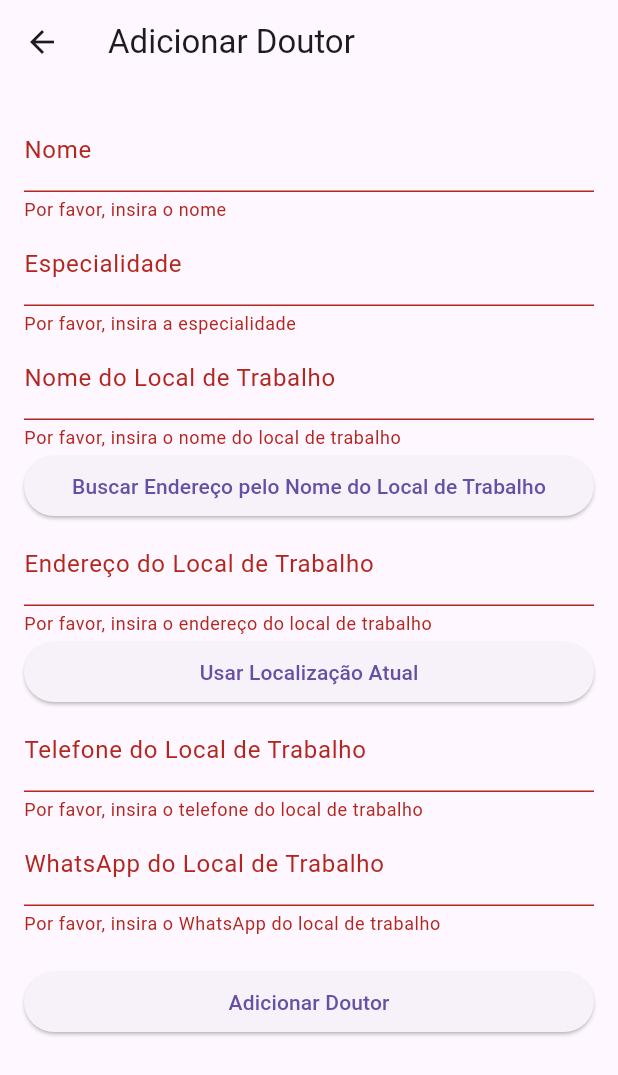
After one commit to julimeimei/projeto_mobile_2024, a Flutter app: the AddDoctorScreen screen opened directly, after a tap on "Adicionar Doutor", on a phone screen of 412 x 824 dp. The commit adds this screen. Shown: the top 1075 px of the screen. Run offline on Flutter 3.47's test engine with Material 3 defaults, Android fonts, the phone set to English and light mode, and no system bars; our stand-ins replace firebase_auth, firebase_core, firebase_database, flutter_local_notifications, fluttertoast, font_awesome_flutter and 8 more; missing offline and left inert: android_alarm_manager_plus, device_calendar; accounts and stored records are empty; network calls fail.

Commit message:
feature:add-native-resources

```diff
--- /dev/null
+++ b/lib/view/appointment/AddDoctorScreen.dart
@@ -0,0 +1,208 @@
+import 'dart:convert';
+import 'package:flutter/material.dart';
+import 'package:http/http.dart' as http;
+import 'package:location/location.dart' as loc;
+import 'package:projeto_mobile/provider/appointment/Doctor.provider.dart';
+import 'package:provider/provider.dart';
+import 'package:projeto_mobile/model/Doctor.model.dart';
+import 'package:projeto_mobile/model/Workplace.model.dart';
+
+class AddDoctorScreen extends StatefulWidget {
+  @override
+  _AddDoctorScreenState createState() => _AddDoctorScreenState();
+}
+
+class _AddDoctorScreenState extends State<AddDoctorScreen> {
+  final _formKey = GlobalKey<FormState>();
+  final _nameController = TextEditingController();
+  final _specialtyController = TextEditingController();
+  final _workplaceNameController = TextEditingController();
+  final _workplaceAddressController = TextEditingController();
+  final _workplacePhoneController = TextEditingController();
+  final _workplaceWhatsappController = TextEditingController();
+
+  final String _googleApiKey = 'AIzaSyAQJpKbMw1KwgeNl38WimhBrb_OSmPQrCc';
+
+  Future<void> _getAddressFromName() async {
+    try {
+      final url =
+          'https://maps.googleapis.com/maps/api/geocode/json?address=${Uri.encodeComponent(_workplaceNameController.text)}&key=$_googleApiKey';
+
+      final response = await http.get(Uri.parse(url));
+      final data = json.decode(response.body);
+
+      if (data['status'] == 'OK' && data['results'].isNotEmpty) {
+        final address = data['results'][0]['formatted_address'];
+        setState(() {
+          _workplaceAddressController.text = address;
+        });
+      } else {
+        ScaffoldMessenger.of(context).showSnackBar(
+          SnackBar(content: Text('Endereço não encontrado.')),
+        );
+      }
+    } catch (error) {
+      ScaffoldMessenger.of(context).showSnackBar(
+        SnackBar(content: Text('Erro ao buscar endereço: $error')),
+      );
+    }
+  }
+
+  Future<void> _getCurrentLocation() async {
+    loc.Location location = loc.Location();
+
+    bool _serviceEnabled = await location.serviceEnabled();
+    if (!_serviceEnabled) {
+      _serviceEnabled = await location.requestService();
+      if (!_serviceEnabled) return;
+    }
+
+    loc.PermissionStatus _permissionGranted = await location.hasPermission();
+    if (_permissionGranted == loc.PermissionStatus.denied) {
+      _permissionGranted = await location.requestPermission();
+      if (_permissionGranted != loc.PermissionStatus.granted) return;
+    }
+
+    loc.LocationData _locationData = await location.getLocation();
+
+    if (_locationData.latitude != null && _locationData.longitude != null) {
+      try {
+        final url =
+            'https://maps.googleapis.com/maps/api/geocode/json?latlng=${_locationData.latitude},${_locationData.longitude}&key=$_googleApiKey';
+
+        final response = await http.get(Uri.parse(url));
+        final data = json.decode(response.body);
+
+        if (data['status'] == 'OK' && data['results'].isNotEmpty) {
+          final address = data['results'][0]['formatted_address'];
+          setState(() {
+            _workplaceAddressController.text = address;
+          });
+        } else {
+          ScaffoldMessenger.of(context).showSnackBar(
+            SnackBar(content: Text('Endereço não encontrado.')),
+          );
+        }
+      } catch (error) {
+        ScaffoldMessenger.of(context).showSnackBar(
+          SnackBar(content: Text('Erro ao buscar endereço: $error')),
+        );
+      }
+    } else {
+      ScaffoldMessenger.of(context).showSnackBar(
+        SnackBar(content: Text('Não foi possível obter a localização.')),
+      );
+    }
+  }
+
+  @override
+  Widget build(BuildContext context) {
+    return Scaffold(
+      appBar: AppBar(
+        title: Text('Adicionar Doutor'),
+      ),
+      body: Padding(
+        padding: EdgeInsets.all(16.0),
+        child: Form(
+          key: _formKey,
+          child: ListView(
+            children: [
+              TextFormField(
+                controller: _nameController,
+                decoration: InputDecoration(labelText: 'Nome'),
+                validator: (value) {
+                  if (value == null || value.isEmpty) {
+                    return 'Por favor, insira o nome';
+                  }
+                  return null;
+                },
+              ),
+              TextFormField(
+                controller: _specialtyController,
+                decoration: InputDecoration(labelText: 'Especialidade'),
+                validator: (value) {
+                  if (value == null || value.isEmpty) {
+                    return 'Por favor, insira a especialidade';
+                  }
+                  return null;
+                },
+              ),
+              TextFormField(
+                controller: _workplaceNameController,
+                decoration: InputDecoration(labelText: 'Nome do Local de Trabalho'),
+                validator: (value) {
+                  if (value == null || value.isEmpty) {
+                    return 'Por favor, insira o nome do local de trabalho';
+                  }
+                  return null;
+                },
+              ),
+              ElevatedButton(
+                onPressed: _getAddressFromName,
+                child: Text('Buscar Endereço pelo Nome do Local de Trabalho'),
+              ),
+              TextFormField(
+                controller: _workplaceAddressController,
+                decoration: InputDecoration(labelText: 'Endereço do Local de Trabalho'),
+                validator: (value) {
+                  if (value == null || value.isEmpty) {
+                    return 'Por favor, insira o endereço do local de trabalho';
+                  }
+                  return null;
+                },
+              ),
+              ElevatedButton(
+                onPressed: _getCurrentLocation,
+                child: Text('Usar Localização Atual'),
+              ),
+              TextFormField(
+                controller: _workplacePhoneController,
+                decoration: InputDecoration(labelText: 'Telefone do Local de Trabalho'),
+                validator: (value) {
+                  if (value == null || value.isEmpty) {
+                    return 'Por favor, insira o telefone do local de trabalho';
+                  }
+                  return null;
+                },
+              ),
+              TextFormField(
+                controller: _workplaceWhatsappController,
+                decoration: InputDecoration(labelText: 'WhatsApp do Local de Trabalho'),
+                validator: (value) {
+                  if (value == null || value.isEmpty) {
+                    return 'Por favor, insira o WhatsApp do local de trabalho';
+                  }
+                  return null;
+                },
+              ),
+              SizedBox(height: 20),
+              ElevatedButton(
+                onPressed: () {
+                  if (_formKey.currentState!.validate()) {
+                    final newDoctor = Doctor(
+                      id: DateTime.now().toString(),
+                      name: _nameController.text,
+                      specialty: _specialtyController.text,
+                      workplace: Workplace(
+                        id: DateTime.now().toString(),
+                        name: _workplaceNameController.text,
+                        address: _workplaceAddressController.text,
+                        phoneNumber: _workplacePhoneController.text,
+                        whatsappNumber: _workplaceWhatsappController.text,
+                      ),
+                    );
+
+                    Provider.of<DoctorProvider>(context, listen: false).addDoctor(newDoctor);
+
+                    Navigator.pop(context);
+                  }
+                },
+                child: Text('Adicionar Doutor'),
+              ),
+            ],
+          ),
+        ),
+      ),
+    );
+  }
+}
--- a/pubspec.yaml
+++ b/pubspec.yaml
@@ -24,7 +24,11 @@ dependencies:
   permission_handler: ^11.3.1
   flutter_local_notifications: ^18.0.1
   shared_preferences: ^2.3.5
-
+  http: ^1.0.0
+  location: ^5.0.0
+  device_calendar: ^4.3.3
+  timezone: ^0.9.4
+  local_auth: ^2.1.0
 dev_dependencies:
   flutter_test:
     sdk: flutter
```
Also changed, not shown: lib/view/appointment/widgets/forms/add_medical_check_form.dart (+81 -4 lines), lib/view/mainScreen.dart (+48 -30 lines), 5 other files.
